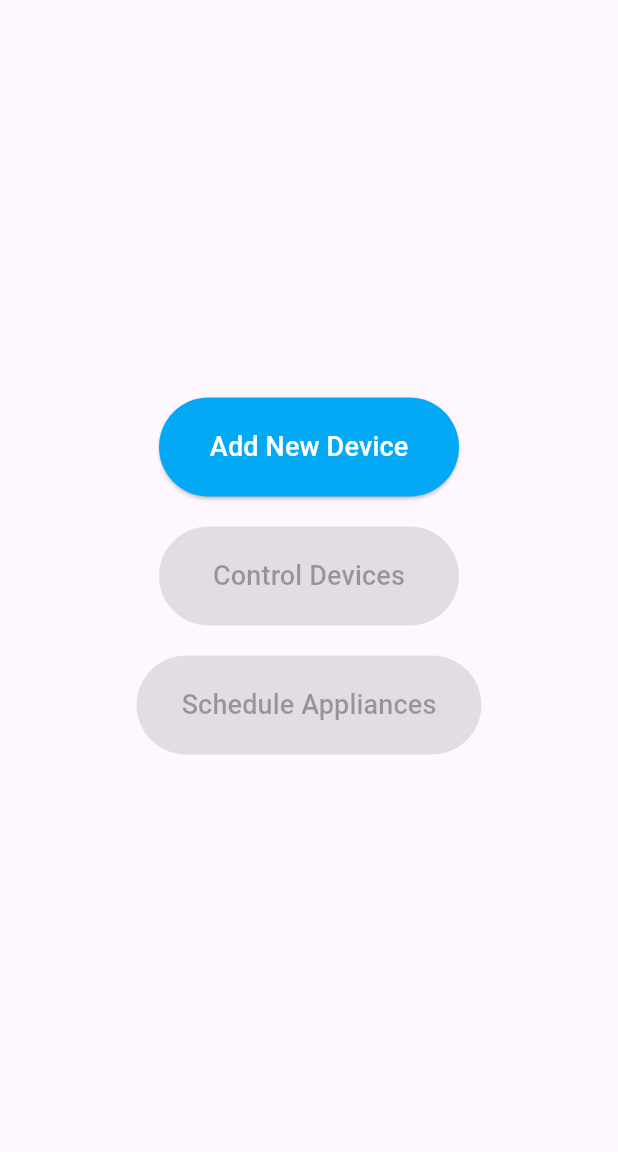
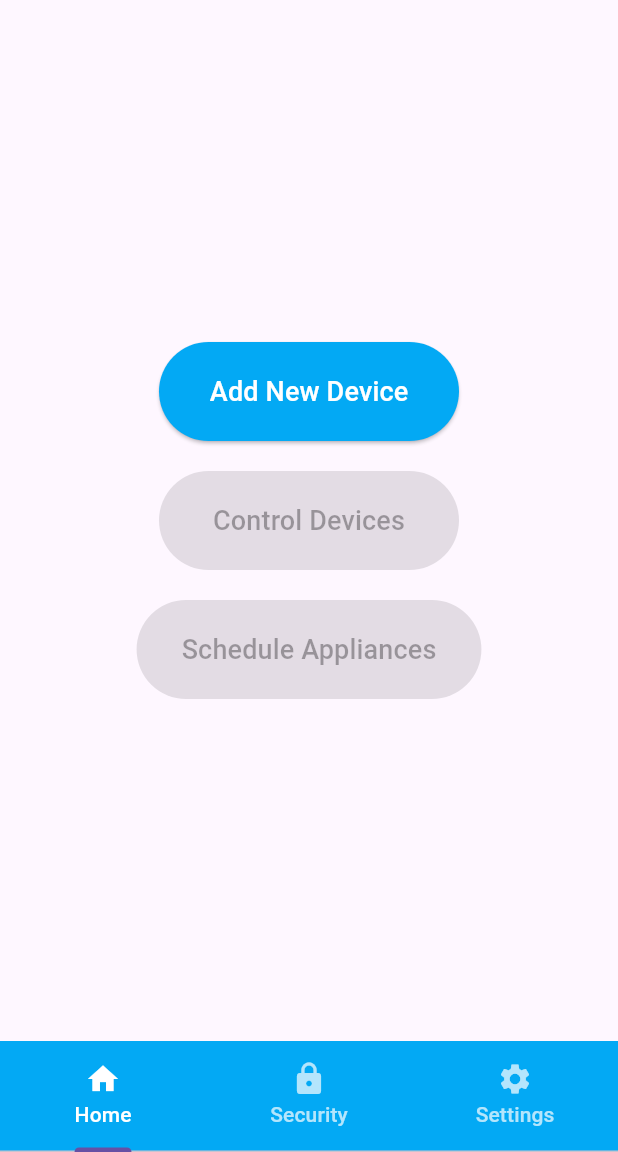
Before and after one commit to daniyalcr9/Home-Automation-System, a Flutter app: the HomeScreen screen opened directly, on a phone screen of 412 x 824 dp, the part 84-1236 px from its top. Run offline on Flutter 3.47's test engine with Material 3 defaults, Android fonts, the phone set to English and light mode, and no system bars; our stand-ins replace cloud_firestore, firebase_auth; accounts and stored records are empty.

Commit message:
third commit

```diff
--- a/lib/home_screen.dart
+++ b/lib/home_screen.dart
@@ -1,4 +1,6 @@
 import 'package:flutter/material.dart';
+import 'package:home_automation_system/screen1.dart';
+import 'package:home_automation_system/security.dart';
 import 'add_device_screen.dart'; // Import AddDeviceScreen
 import 'device_control_screen.dart'; // Import DeviceControlScreen
 import 'appliance_scheduling_screen.dart'; // Import ApplianceSchedulingScreen
@@ -9,101 +11,29 @@
 }
 
 class _HomeScreenState extends State<HomeScreen> {
-  List<String> _devices = [];
-
-  void _addDevice(String deviceName) {
-    setState(() {
-      _devices.add(deviceName);
-    });
-  }
-
   @override
   Widget build(BuildContext context) {
-    return Scaffold(
-      appBar: AppBar(
-        title: Center(
-          child: Text(
-            'Smart Home Automation System',
-            style: TextStyle(color: Colors.white),
+    return DefaultTabController(
+      length: 3,
+      child: Scaffold(
+        body: TabBarView(
+          children: [
+            HomeScreen1(),
+            SecuritySystemUI(),
+            Center(child: Text('Calls Screen', style: TextStyle(fontSize: 24))),
+          ],
+        ),
+        bottomNavigationBar: Container(
+          color: Colors.lightBlue, // Background color of TabBar
+          child: TabBar(
+            tabs: [
+              Tab(text: 'Home', icon: Icon(Icons.home)),
+              Tab(text: 'Security', icon: Icon(Icons.lock)),
+              Tab(text: 'Settings', icon: Icon(Icons.settings)),
+            ],
+            labelColor: Colors.white, // Active tab color
+            unselectedLabelColor: Colors.white70, // Inactive tab color
           ),
-        ),
-        backgroundColor: Colors.lightBlue, // Light blue AppBar
-      ),
-      body: Center(
-        // Center the content
-        child: Column(
-          mainAxisAlignment: MainAxisAlignment.center,
-          children: <Widget>[
-            ElevatedButton(
-              onPressed: () {
-                Navigator.push(
-                  context,
-                  MaterialPageRoute(
-                    builder: (context) =>
-                        AddDeviceScreen(onAddDevice: _addDevice),
-                  ),
-                );
-              },
-              style: ElevatedButton.styleFrom(
-                backgroundColor: Colors.lightBlue, // Light blue background
-                foregroundColor: Colors.white, // White text color
-                minimumSize: Size(200, 60), // Increased button size
-                padding: EdgeInsets.symmetric(vertical: 20, horizontal: 30),
-              ),
-              child: Text(
-                'Add New Device',
-                style: TextStyle(fontSize: 18), // Bigger font
-              ),
-            ),
-            SizedBox(height: 20),
-            ElevatedButton(
-              onPressed: _devices.isNotEmpty
-                  ? () {
-                      Navigator.push(
-                        context,
-                        MaterialPageRoute(
-                          builder: (context) =>
-                              DeviceControlScreen(devices: _devices),
-                        ),
-                      );
-                    }
-                  : null, // Disable button if no devices are added
-              style: ElevatedButton.styleFrom(
-                backgroundColor: Colors.lightBlue, // Light blue background
-                foregroundColor: Colors.white, // White text color
-                minimumSize: Size(200, 60), // Increased button size
-                padding: EdgeInsets.symmetric(vertical: 20, horizontal: 30),
-              ),
-              child: Text(
-                'Control Devices',
-                style: TextStyle(fontSize: 18), // Bigger font
-              ),
-            ),
-            SizedBox(height: 20),
-            ElevatedButton(
-              onPressed: _devices.isNotEmpty
-                  ? () {
-                      Navigator.push(
-                        context,
-                        MaterialPageRoute(
-                          builder: (context) =>
-                              ApplianceSchedulingScreen(devices: _devices),
-                        ),
-                      );
-                    }
-                  : null, // Disable button if no devices are added
-              style: ElevatedButton.styleFrom(
-                backgroundColor: Colors.lightBlue, // Light blue background
-                foregroundColor: Colors.white, // White text color
-                minimumSize: Size(200, 60), // Increased button size
-                padding: EdgeInsets.symmetric(vertical: 20, horizontal: 30),
-              ),
-              child: Text(
-                'Schedule Appliances',
-                style: TextStyle(fontSize: 18), // Bigger font
-              ),
-            ),
-          ],
         ),
       ),
     );
--- a/lib/login_screen.dart
+++ b/lib/login_screen.dart
@@ -1,4 +1,5 @@
 import 'package:flutter/material.dart';
+import 'package:home_automation_system/screen1.dart';
 import 'home_screen.dart';
 
 class LoginScreen extends StatefulWidget {
--- a/lib/main.dart
+++ b/lib/main.dart
@@ -7,6 +7,7 @@
   @override
   Widget build(BuildContext context) {
     return MaterialApp(
+      debugShowCheckedModeBanner: false,
       title: 'Smart Home Automation',
       theme: ThemeData(
         primarySwatch: Colors.indigo,
--- /dev/null
+++ b/lib/screen1.dart
@@ -0,0 +1,111 @@
+import 'package:flutter/material.dart';
+import 'add_device_screen.dart'; // Import AddDeviceScreen
+import 'device_control_screen.dart'; // Import DeviceControlScreen
+import 'appliance_scheduling_screen.dart'; // Import ApplianceSchedulingScreen
+
+class HomeScreen1 extends StatefulWidget {
+  @override
+  _HomeScreen1State createState() => _HomeScreen1State();
+}
+
+class _HomeScreen1State extends State<HomeScreen1> {
+  List<String> _devices = [];
+
+  void _addDevice(String deviceName) {
+    setState(() {
+      _devices.add(deviceName);
+    });
+  }
+
+  @override
+  Widget build(BuildContext context) {
+    return Scaffold(
+      appBar: AppBar(
+        title: Center(
+          child: Text(
+            'Smart Home Automation System',
+            style: TextStyle(color: Colors.white),
+          ),
+        ),
+        backgroundColor: Colors.lightBlue, // Light blue AppBar
+      ),
+      body: Center(
+        // Center the content
+        child: Column(
+          mainAxisAlignment: MainAxisAlignment.center,
+          children: <Widget>[
+            ElevatedButton(
+              onPressed: () {
+                Navigator.push(
+                  context,
+                  MaterialPageRoute(
+                    builder: (context) =>
+                        AddDeviceScreen(onAddDevice: _addDevice),
+                  ),
+                );
+              },
+              style: ElevatedButton.styleFrom(
+                backgroundColor: Colors.lightBlue, // Light blue background
+                foregroundColor: Colors.white, // White text color
+                minimumSize: Size(200, 60), // Increased button size
+                padding: EdgeInsets.symmetric(vertical: 20, horizontal: 30),
+              ),
+              child: Text(
+                'Add New Device',
+                style: TextStyle(fontSize: 18), // Bigger font
+              ),
+            ),
+            SizedBox(height: 20),
+            ElevatedButton(
+              onPressed: _devices.isNotEmpty
+                  ? () {
+                      Navigator.push(
+                        context,
+                        MaterialPageRoute(
+                          builder: (context) =>
+                              DeviceControlScreen(devices: _devices),
+                        ),
+                      );
+                    }
+                  : null, // Disable button if no devices are added
+              style: ElevatedButton.styleFrom(
+                backgroundColor: Colors.lightBlue, // Light blue background
+                foregroundColor: Colors.white, // White text color
+                minimumSize: Size(200, 60), // Increased button size
+                padding: EdgeInsets.symmetric(vertical: 20, horizontal: 30),
+              ),
+              child: Text(
+                'Control Devices',
+                style: TextStyle(fontSize: 18), // Bigger font
+              ),
+            ),
+            SizedBox(height: 20),
+            ElevatedButton(
+              onPressed: _devices.isNotEmpty
+                  ? () {
+                      Navigator.push(
+                        context,
+                        MaterialPageRoute(
+                          builder: (context) =>
+                              ApplianceSchedulingScreen(devices: _devices),
+                        ),
+                      );
+                    }
+                  : null, // Disable button if no devices are added
+              style: ElevatedButton.styleFrom(
+                backgroundColor: Colors.lightBlue, // Light blue background
+                foregroundColor: Colors.white, // White text color
+                minimumSize: Size(200, 60), // Increased button size
+                padding: EdgeInsets.symmetric(vertical: 20, horizontal: 30),
+              ),
+              child: Text(
+                'Schedule Appliances',
+                style: TextStyle(fontSize: 18), // Bigger font
+              ),
+            ),
+          ],
+        ),
+      ),
+    );
+  }
+}
--- a/pubspec.yaml
+++ b/pubspec.yaml
@@ -35,6 +35,8 @@
   # The following adds the Cupertino Icons font to your application.
   # Use with the CupertinoIcons class for iOS style icons.
   cupertino_icons: ^1.0.6
+  firebase_auth: ^5.3.1
+  cloud_firestore: ^5.4.4
 
 dev_dependencies:
   flutter_test:
@@ -59,8 +61,8 @@
   uses-material-design: true
 
   # To add assets to your application, add an assets section, like this:
-  # assets:
-  #   - images/a_dot_burr.jpeg
+  assets:
+    - assets/
   #   - images/a_dot_ham.jpeg
 
   # An image asset can refer to one or more resolution-specific "variants", see
```
Also changed, not shown: lib/security.dart (added, +166 -0 lines), assets/kitchen.jpg (added), assets/library.jpg (added), pubspec.lock, 3 other files.
